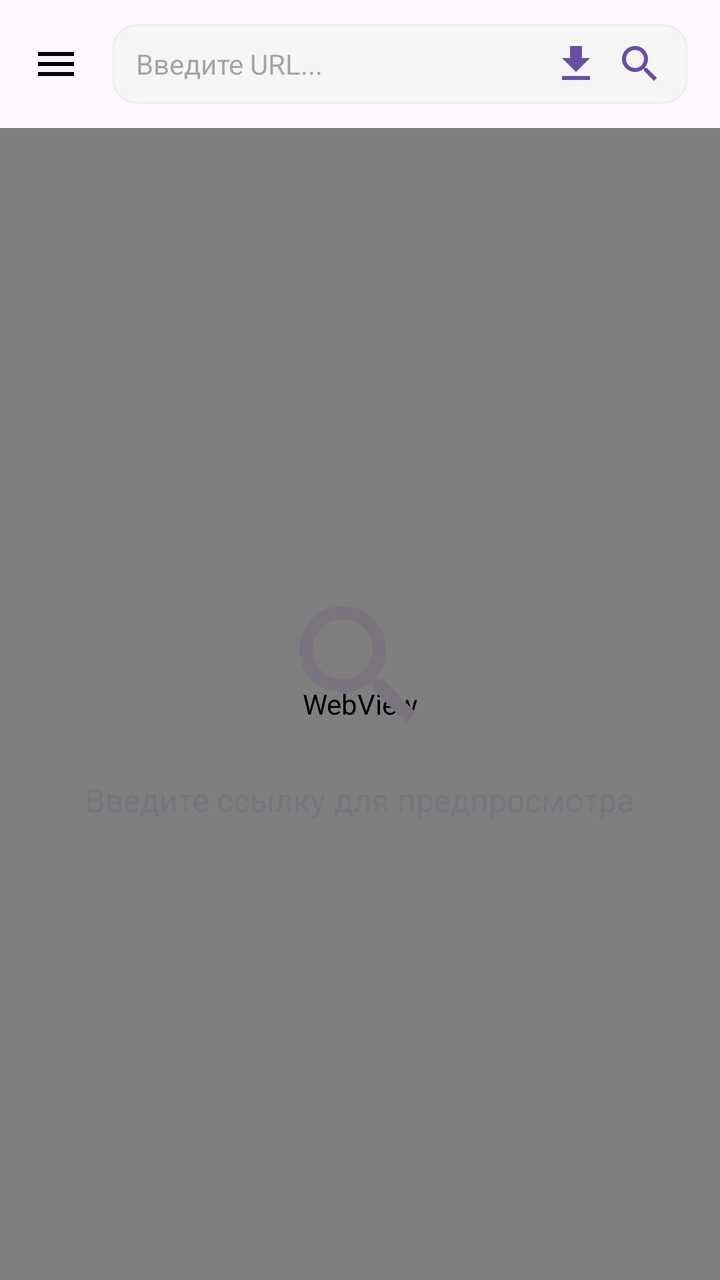
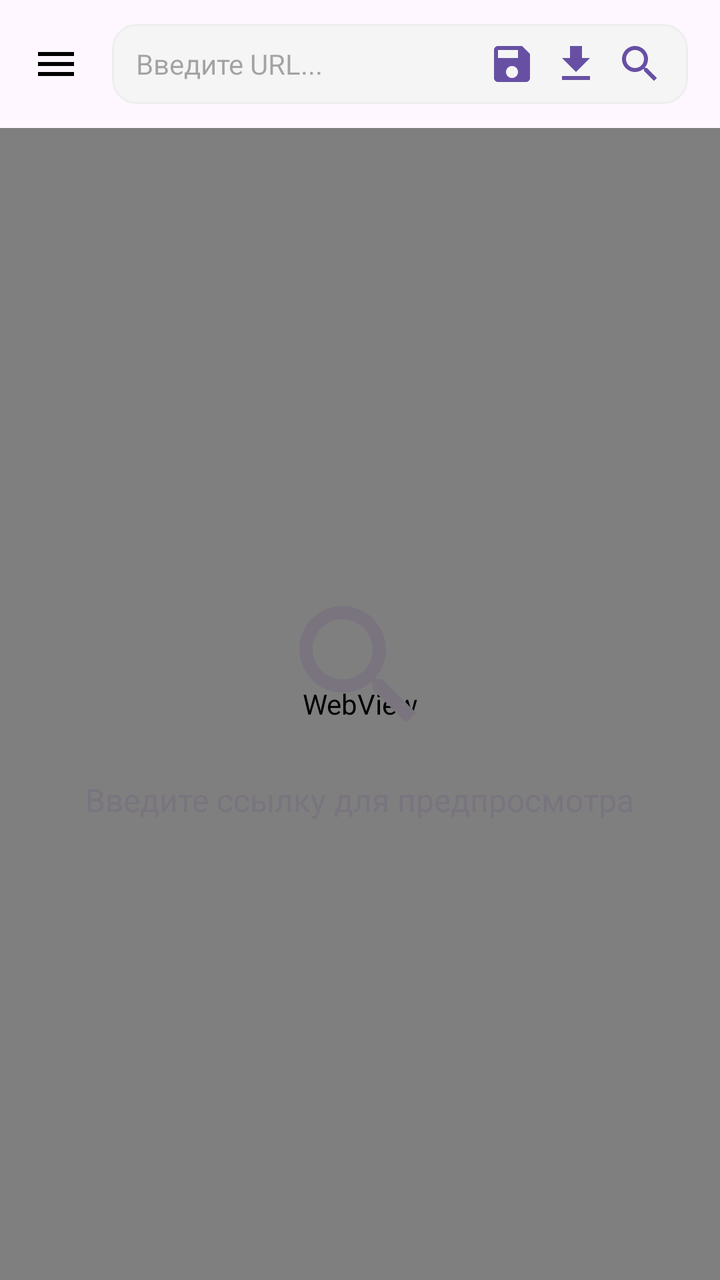

Before-and-after screenshots of an Android layout around one commit, followed by the original layout XML and the change that was made.
<!-- AndroidManifest.xml: application theme Theme.WebDownloader -->
<!-- res/layout/activity_main.xml -->
<?xml version="1.0" encoding="utf-8"?>
<androidx.drawerlayout.widget.DrawerLayout xmlns:android="http://schemas.android.com/apk/res/android"
    xmlns:app="http://schemas.android.com/apk/res-auto"
    xmlns:tools="http://schemas.android.com/tools"
    android:id="@+id/drawerLayout"
    android:layout_width="match_parent"
    android:layout_height="match_parent"
    android:fitsSystemWindows="true">

    <androidx.coordinatorlayout.widget.CoordinatorLayout
        android:layout_width="match_parent"
        android:layout_height="match_parent">

        <com.google.android.material.appbar.AppBarLayout
            android:id="@+id/appBarLayout"
            android:layout_width="match_parent"
            android:layout_height="wrap_content"
            android:background="@android:color/transparent"
            app:elevation="0dp">

            <androidx.appcompat.widget.Toolbar
                android:id="@+id/toolbar"
                android:layout_width="match_parent"
                android:layout_height="?attr/actionBarSize"
                app:contentInsetStartWithNavigation="0dp"
                app:navigationIcon="@drawable/ic_menu">

                <LinearLayout
                    android:id="@+id/urlBarContainer"
                    android:layout_width="match_parent"
                    android:layout_height="wrap_content"
                    android:layout_marginEnd="16dp"
                    android:background="@drawable/bg_search_bar"
                    android:gravity="center_vertical"
                    android:orientation="horizontal"
                    android:paddingHorizontal="12dp"
                    android:paddingVertical="8dp">

                    <EditText
                        android:id="@+id/urlInput"
                        android:layout_width="0dp"
                        android:layout_height="wrap_content"
                        android:layout_weight="1"
                        android:background="@android:color/transparent"
                        android:hint="Введите URL..."
                        android:imeOptions="actionGo"
                        android:inputType="textUri"
                        android:maxLines="1"
                        android:textColor="?attr/colorOnSurface"
                        android:textSize="14sp" />

                    <ImageButton
                        android:id="@+id/btnDownload"
                        android:layout_width="24dp"
                        android:layout_height="24dp"
                        android:background="?attr/selectableItemBackgroundBorderless"
                        android:src="@drawable/ic_download"
                        app:tint="?attr/colorPrimary" />

                    <ImageButton
                        android:id="@+id/btnInspector"
                        android:layout_width="24dp"
                        android:layout_height="24dp"
                        android:layout_marginStart="8dp"
                        android:background="?attr/selectableItemBackgroundBorderless"
                        android:src="@drawable/ic_search"
                        app:tint="?attr/colorPrimary" />
                </LinearLayout>

                <TextView
                    android:id="@+id/toolbarTitle"
                    android:layout_width="wrap_content"
                    android:layout_height="wrap_content"
                    android:text="Библиотека"
                    android:textColor="?attr/colorOnSurface"
                    android:textSize="18sp"
                    android:textStyle="bold"
                    android:visibility="gone" />

            </androidx.appcompat.widget.Toolbar>

            <ProgressBar
                android:id="@+id/progressBar"
                style="@style/Widget.AppCompat.ProgressBar.Horizontal"
                android:layout_width="match_parent"
                android:layout_height="4dp"
                android:indeterminate="true"
                android:visibility="gone" />

        </com.google.android.material.appbar.AppBarLayout>

        <FrameLayout
            android:id="@+id/contentFrame"
            android:layout_width="match_parent"
            android:layout_height="match_parent"
            app:layout_behavior="@string/appbar_scrolling_view_behavior">

            
            <RelativeLayout
                android:id="@+id/downloaderContainer"
                android:layout_width="match_parent"
                android:layout_height="match_parent"
                android:visibility="visible">

                <WebView
                    android:id="@+id/webView"
                    android:layout_width="match_parent"
                    android:layout_height="match_parent" />

                <View
                    android:id="@+id/highlightOverlay"
                    android:layout_width="0dp"
                    android:layout_height="0dp"
                    android:background="@drawable/bg_highlight_red"
                    android:visibility="gone" />

                <LinearLayout
                    android:id="@+id/emptyPreviewState"
                    android:layout_width="wrap_content"
                    android:layout_height="wrap_content"
                    android:layout_centerInParent="true"
                    android:gravity="center"
                    android:orientation="vertical"
                    android:padding="32dp">

                    <ImageView
                        android:layout_width="80dp"
                        android:layout_height="80dp"
                        android:src="@drawable/ic_search_large"
                        app:tint="?attr/colorOutline" />

                    <TextView
                        android:layout_width="wrap_content"
                        android:layout_height="wrap_content"
                        android:layout_marginTop="16dp"
                        android:text="Введите ссылку для предпросмотра"
                        android:textColor="?attr/colorOutline"
                        android:textSize="16sp" />
                </LinearLayout>

            </RelativeLayout>

            
            <LinearLayout
                android:id="@+id/libraryContainer"
                android:layout_width="match_parent"
                android:layout_height="match_parent"
                android:orientation="vertical"
                android:visibility="gone">

                <EditText
                    android:id="@+id/searchArchive"
                    android:layout_width="match_parent"
                    android:layout_height="wrap_content"
                    android:layout_margin="16dp"
                    android:background="@drawable/bg_search_bar"
                    android:drawableStart="@drawable/ic_search"
                    android:drawablePadding="12dp"
                    android:hint="Поиск в архиве..."
                    android:padding="12dp"
                    android:textSize="14sp" />

                <androidx.recyclerview.widget.RecyclerView
                    android:id="@+id/rvSavedPages"
                    android:layout_width="match_parent"
                    android:layout_height="match_parent"
                    android:clipToPadding="false"
                    android:paddingHorizontal="8dp"
                    android:paddingBottom="16dp" />

            </LinearLayout>

        </FrameLayout>

        <com.google.android.material.floatingactionbutton.ExtendedFloatingActionButton
            android:id="@+id/fabBackToInspector"
            android:layout_width="wrap_content"
            android:layout_height="wrap_content"
            android:layout_gravity="bottom|center_horizontal"
            android:layout_marginBottom="32dp"
            android:text="К списку ссылок"
            android:textColor="@android:color/white"
            android:visibility="gone"
            app:backgroundTint="?attr/colorSecondary"
            app:icon="@drawable/ic_search"
            app:iconTint="@android:color/white" />

        <com.google.android.material.floatingactionbutton.FloatingActionButton
            android:id="@+id/fabSave"
            android:layout_width="wrap_content"
            android:layout_height="wrap_content"
            android:layout_gravity="bottom|end"
            android:layout_margin="24dp"
            android:src="@drawable/ic_save"
            android:visibility="gone"
            app:backgroundTint="?attr/colorPrimary"
            app:tint="@android:color/white" />

    </androidx.coordinatorlayout.widget.CoordinatorLayout>

    <com.google.android.material.navigation.NavigationView
        android:id="@+id/navigationView"
        android:layout_width="wrap_content"
        android:layout_height="match_parent"
        android:layout_gravity="start"
        app:headerLayout="@layout/nav_header"
        app:menu="@menu/drawer_menu" />

</androidx.drawerlayout.widget.DrawerLayout>
<!-- res/layout/nav_header.xml (included above) -->
<?xml version="1.0" encoding="utf-8"?>
<LinearLayout xmlns:android="http://schemas.android.com/apk/res/android"
    android:layout_width="match_parent"
    android:layout_height="176dp"
    android:background="?attr/colorPrimary"
    android:gravity="bottom"
    android:orientation="vertical"
    android:padding="16dp"
    android:theme="@style/ThemeOverlay.AppCompat.Dark">

    <ImageView
        android:layout_width="64dp"
        android:layout_height="64dp"
        android:src="@drawable/ic_download"
        android:contentDescription="App Icon" />

    <TextView
        android:layout_width="match_parent"
        android:layout_height="wrap_content"
        android:layout_marginTop="8dp"
        android:text="Offline Reader"
        android:textAppearance="@style/TextAppearance.AppCompat.Title"
        android:textStyle="bold" />

    <TextView
        android:layout_width="wrap_content"
        android:layout_height="wrap_content"
        android:text="Твоя библиотека в кармане"
        android:textSize="14sp" />

</LinearLayout>
<!-- resources referenced by this layout -->
<resources>
  <!-- drawable bg_highlight_red (drawable) -->
  <?xml version="1.0" encoding="utf-8"?>
  <shape xmlns:android="http://schemas.android.com/apk/res/android">
      <solid android:color="#99FF0000" />
      <stroke
          android:width="2dp"
          android:color="#FFFF0000" />
      <corners android:radius="4dp" />
  </shape>
  <!-- drawable bg_search_bar (drawable) -->
  <?xml version="1.0" encoding="utf-8"?>
  <shape xmlns:android="http://schemas.android.com/apk/res/android">
      <solid android:color="#F5F5F5" />
      <corners android:radius="12dp" />
      <stroke android:width="1dp" android:color="#EEEEEE" />
  </shape>
  <!-- drawable ic_download (drawable) -->
  <vector xmlns:android="http://schemas.android.com/apk/res/android"
      android:width="24dp"
      android:height="24dp"
      android:viewportWidth="24"
      android:viewportHeight="24">
      <path
          android:fillColor="#000000"
          android:pathData="M19,9h-4V3H9v6H5l7,7L19,9z M5,18v2h14v-2H5z" />
  </vector>
  <!-- drawable ic_menu (drawable) -->
  <vector xmlns:android="http://schemas.android.com/apk/res/android"
      android:width="24dp"
      android:height="24dp"
      android:viewportWidth="24"
      android:viewportHeight="24">
      <path
          android:fillColor="#000000"
          android:pathData="M3,18h18v-2H3V18z M3,13h18v-2H3V13z M3,6v2h18V6H3z" />
  </vector>
  <!-- drawable ic_save (drawable) -->
  <vector xmlns:android="http://schemas.android.com/apk/res/android"
      android:width="24dp"
      android:height="24dp"
      android:viewportWidth="24"
      android:viewportHeight="24">
      <path
          android:fillColor="#000000"
          android:pathData="M17,3H5C3.89,3 3,3.9 3,5v14c0,1.1 0.89,2 2,2h14c1.1,0 2,-0.9 2,-2V7L17,3z M12,19c-1.66,0 -3,-1.34 -3,-3s1.34,-3 3,-3 3,1.34 3,3 -1.34,3 -3,3z M15,9H5V5h10V9z" />
  </vector>
  <!-- drawable ic_search (drawable) -->
  <vector xmlns:android="http://schemas.android.com/apk/res/android"
      android:width="24dp"
      android:height="24dp"
      android:viewportWidth="24"
      android:viewportHeight="24">
      <path
          android:fillColor="#000000"
          android:pathData="M15.5,14h-0.79l-0.28,-0.27C15.41,12.59 16,11.11 16,9.5 16,5.91 13.09,3 9.5,3S3,5.91 3,9.5 5.91,16 9.5,16c1.61,0 3.09,-0.59 4.23,-1.57l0.27,0.28v0.79l5,4.99L20.49,19l-4.99,-5z M9.5,14C7.01,14 5,11.99 5,9.5S7.01,5 9.5,5 14,7.01 14,9.5 11.99,14 9.5,14z" />
  </vector>
  <!-- drawable ic_search_large (drawable) -->
  <vector xmlns:android="http://schemas.android.com/apk/res/android"
      android:width="24dp"
      android:height="24dp"
      android:viewportWidth="24"
      android:viewportHeight="24">
      <path
          android:fillColor="#000000"
          android:pathData="M15.5,14h-0.79l-0.28,-0.27C15.41,12.59 16,11.11 16,9.5 16,5.91 13.09,3 9.5,3S3,5.91 3,9.5 5.91,16 9.5,16c1.61,0 3.09,-0.59 4.23,-1.57l0.27,0.28v0.79l5,4.99L20.49,19l-4.99,-5z M9.5,14C7.01,14 5,11.99 5,9.5S7.01,5 9.5,5 14,7.01 14,9.5 11.99,14 9.5,14z" />
  </vector>
  <style name="Theme.WebDownloader" parent="Theme.Material3.DayNight.NoActionBar">
          
          <item name="colorPrimary">#6750A4</item>
          <item name="colorOnPrimary">#FFFFFF</item>
          
          
          <item name="colorSecondary">#E53935</item>
          <item name="colorOnSecondary">#FFFFFF</item>
          
          
          <item name="android:statusBarColor">?attr/colorPrimary</item>
          <item name="android:windowLightStatusBar">false</item>
      </style>
</resources>

<!-- the commit's change to res/layout/activity_main.xml (unified diff, before → after) -->
@@ -50,9 +50,18 @@
                         android:textSize="14sp" />
 
                     <ImageButton
-                        android:id="@+id/btnDownload"
+                        android:id="@+id/btnSaveCurrent"
                         android:layout_width="24dp"
                         android:layout_height="24dp"
+                        android:background="?attr/selectableItemBackgroundBorderless"
+                        android:src="@drawable/ic_save"
+                        app:tint="?attr/colorPrimary" />
+
+                    <ImageButton
+                        android:id="@+id/btnOpenEditor"
+                        android:layout_width="24dp"
+                        android:layout_height="24dp"
+                        android:layout_marginStart="8dp"
                         android:background="?attr/selectableItemBackgroundBorderless"
                         android:src="@drawable/ic_download"
                         app:tint="?attr/colorPrimary" />
